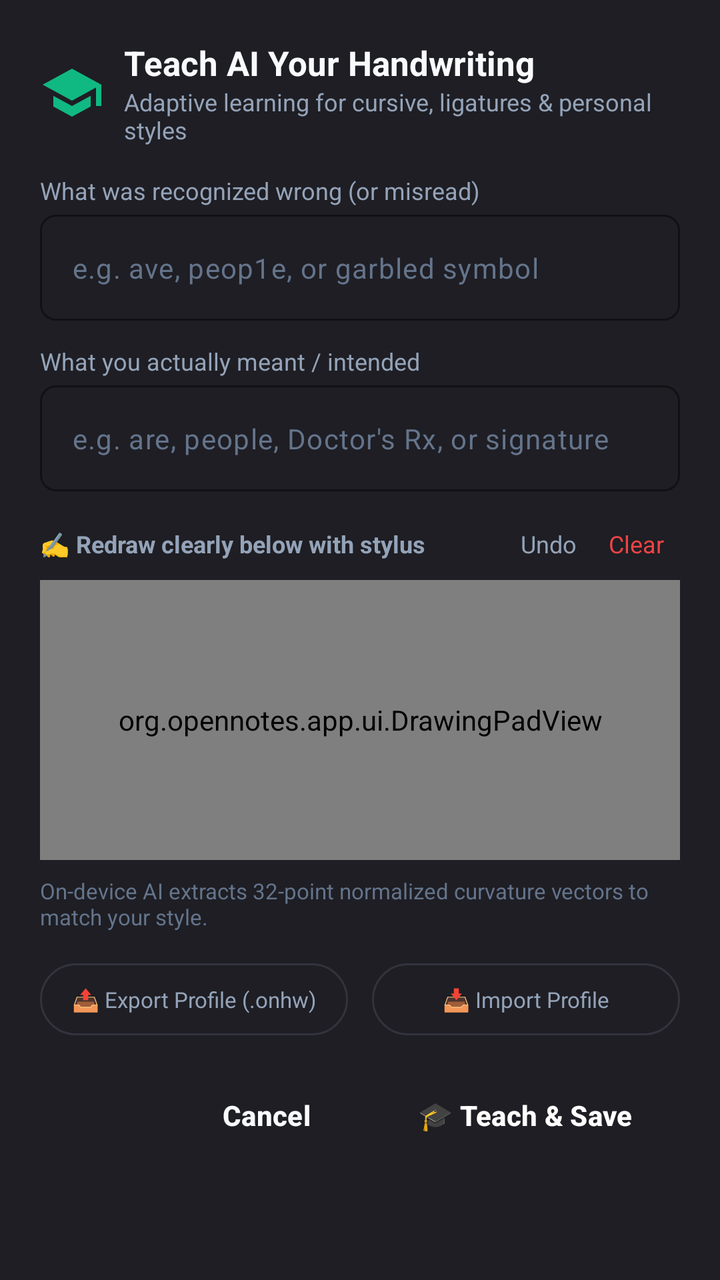
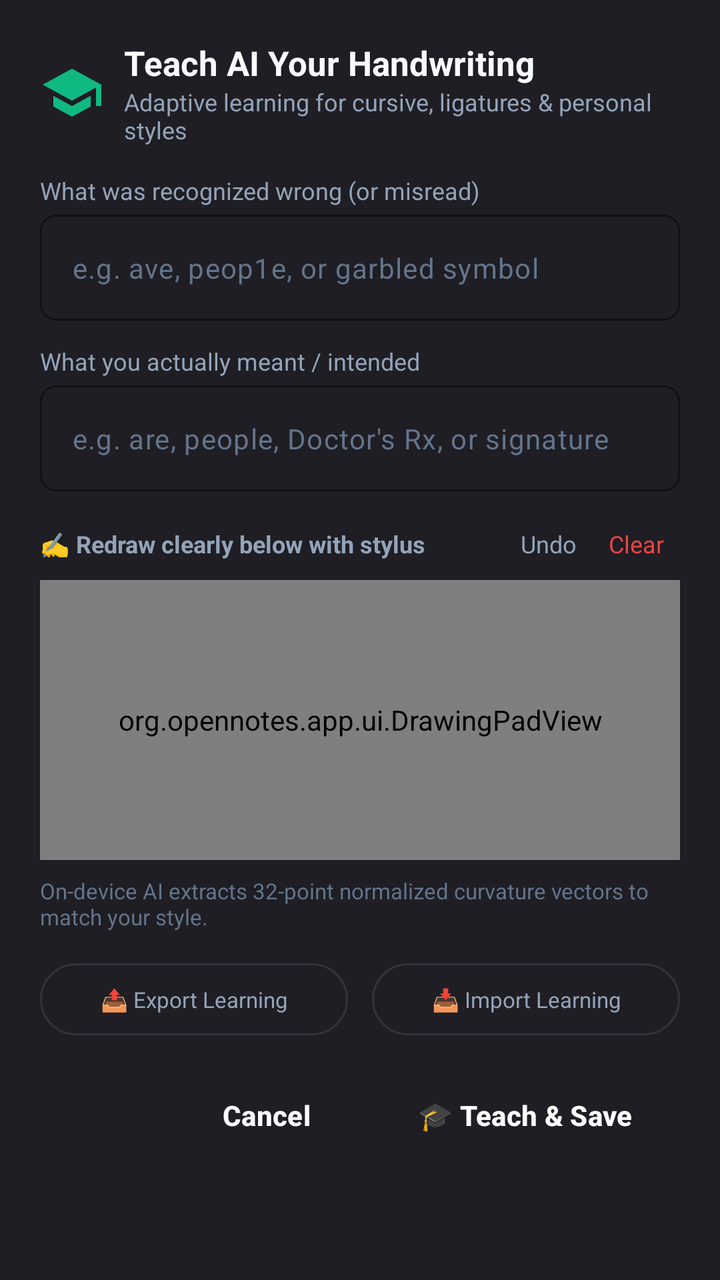

The first picture is an Android layout as it rendered before a commit; the second is the same layout after the commit. The layout source and the unified diff follow.
<!-- AndroidManifest.xml: application theme Theme.OpenNotes -->
<!-- res/layout/dialog_teach_handwriting.xml -->
<?xml version="1.0" encoding="utf-8"?>
<ScrollView xmlns:android="http://schemas.android.com/apk/res/android"
    xmlns:app="http://schemas.android.com/apk/res-auto"
    android:layout_width="match_parent"
    android:layout_height="wrap_content"
    android:background="@color/surface">

    <LinearLayout
        android:layout_width="match_parent"
        android:layout_height="wrap_content"
        android:orientation="vertical"
        android:padding="20dp">

        
        <LinearLayout
            android:layout_width="match_parent"
            android:layout_height="wrap_content"
            android:gravity="center_vertical"
            android:orientation="horizontal"
            android:layout_marginBottom="14dp">

            <ImageView
                android:layout_width="32dp"
                android:layout_height="32dp"
                android:src="@drawable/ic_teach"
                app:tint="#10B981"
                android:layout_marginEnd="10dp" />

            <LinearLayout
                android:layout_width="0dp"
                android:layout_height="wrap_content"
                android:layout_weight="1"
                android:orientation="vertical">

                <TextView
                    android:layout_width="wrap_content"
                    android:layout_height="wrap_content"
                    android:text="Teach AI Your Handwriting"
                    android:textColor="@color/text_primary"
                    android:textSize="17sp"
                    android:textStyle="bold" />

                <TextView
                    android:layout_width="wrap_content"
                    android:layout_height="wrap_content"
                    android:text="Adaptive learning for cursive, ligatures &amp; personal styles"
                    android:textColor="@color/text_secondary"
                    android:textSize="12sp" />
            </LinearLayout>
        </LinearLayout>

        
        <TextView
            android:id="@+id/textTeachSelectionNotice"
            android:layout_width="match_parent"
            android:layout_height="wrap_content"
            android:background="@drawable/bg_floating_pill"
            android:paddingHorizontal="12dp"
            android:paddingVertical="8dp"
            android:layout_marginBottom="14dp"
            android:textColor="#38BDF8"
            android:textSize="12sp"
            android:text="💡 Lasso selected content on page will be replaced upon teaching."
            android:visibility="gone" />

        
        <TextView
            android:layout_width="wrap_content"
            android:layout_height="wrap_content"
            android:text="What was recognized wrong (or misread)"
            android:textColor="@color/text_secondary"
            android:textSize="12sp"
            android:layout_marginBottom="4dp" />

        <com.google.android.material.textfield.TextInputLayout
            android:layout_width="match_parent"
            android:layout_height="wrap_content"
            android:layout_marginBottom="12dp"
            app:boxBackgroundColor="#1E1E24"
            app:boxCornerRadiusBottomEnd="8dp"
            app:boxCornerRadiusBottomStart="8dp"
            app:boxCornerRadiusTopEnd="8dp"
            app:boxCornerRadiusTopStart="8dp"
            app:boxStrokeColor="#38BDF8"
            app:hintEnabled="false">

            <com.google.android.material.textfield.TextInputEditText
                android:id="@+id/editTeachWrongText"
                android:layout_width="match_parent"
                android:layout_height="wrap_content"
                android:hint="e.g. ave, peop1e, or garbled symbol"
                android:textColor="@color/text_primary"
                android:textColorHint="@color/text_tertiary"
                android:textSize="14sp"
                android:singleLine="true" />
        </com.google.android.material.textfield.TextInputLayout>

        
        <TextView
            android:layout_width="wrap_content"
            android:layout_height="wrap_content"
            android:text="What you actually meant / intended"
            android:textColor="@color/text_secondary"
            android:textSize="12sp"
            android:layout_marginBottom="4dp" />

        <com.google.android.material.textfield.TextInputLayout
            android:layout_width="match_parent"
            android:layout_height="wrap_content"
            android:layout_marginBottom="14dp"
            app:boxBackgroundColor="#1E1E24"
            app:boxCornerRadiusBottomEnd="8dp"
            app:boxCornerRadiusBottomStart="8dp"
            app:boxCornerRadiusTopEnd="8dp"
            app:boxCornerRadiusTopStart="8dp"
            app:boxStrokeColor="#10B981"
            app:hintEnabled="false">

            <com.google.android.material.textfield.TextInputEditText
                android:id="@+id/editTeachIntendedText"
                android:layout_width="match_parent"
                android:layout_height="wrap_content"
                android:hint="e.g. are, people, Doctor's Rx, or signature"
                android:textColor="@color/text_primary"
                android:textColorHint="@color/text_tertiary"
                android:textSize="14sp"
                android:singleLine="true" />
        </com.google.android.material.textfield.TextInputLayout>

        
        <LinearLayout
            android:layout_width="match_parent"
            android:layout_height="wrap_content"
            android:orientation="horizontal"
            android:gravity="center_vertical"
            android:layout_marginBottom="6dp">

            <TextView
                android:layout_width="0dp"
                android:layout_height="wrap_content"
                android:layout_weight="1"
                android:text="✍️ Redraw clearly below with stylus"
                android:textColor="@color/text_secondary"
                android:textSize="12sp"
                android:textStyle="bold" />

            <TextView
                android:id="@+id/btnTeachPadUndo"
                android:layout_width="wrap_content"
                android:layout_height="wrap_content"
                android:paddingHorizontal="8dp"
                android:paddingVertical="4dp"
                android:text="Undo"
                android:textColor="@color/text_secondary"
                android:textSize="12sp"
                android:background="?selectableItemBackgroundBorderless" />

            <TextView
                android:id="@+id/btnTeachPadClear"
                android:layout_width="wrap_content"
                android:layout_height="wrap_content"
                android:paddingHorizontal="8dp"
                android:paddingVertical="4dp"
                android:text="Clear"
                android:textColor="#EF4444"
                android:textSize="12sp"
                android:background="?selectableItemBackgroundBorderless" />
        </LinearLayout>

        
        <FrameLayout
            android:layout_width="match_parent"
            android:layout_height="140dp"
            android:background="#16161A"
            android:layout_marginBottom="8dp">

            <org.opennotes.app.ui.DrawingPadView
                android:id="@+id/teachDrawingPad"
                android:layout_width="match_parent"
                android:layout_height="match_parent" />
        </FrameLayout>

        <TextView
            android:id="@+id/textTeachModelStats"
            android:layout_width="match_parent"
            android:layout_height="wrap_content"
            android:text="On-device AI extracts 32-point normalized curvature vectors to match your style."
            android:textColor="@color/text_tertiary"
            android:textSize="11sp"
            android:layout_marginBottom="16dp" />

        
        <LinearLayout
            android:layout_width="match_parent"
            android:layout_height="wrap_content"
            android:orientation="horizontal"
            android:gravity="center_vertical"
            android:layout_marginBottom="16dp">

            <TextView
                android:id="@+id/btnExportProfile"
                android:layout_width="0dp"
                android:layout_height="36dp"
                android:layout_weight="1"
                android:gravity="center"
                android:text="📤 Export Profile (.onhw)"
                android:textColor="@color/text_secondary"
                android:textSize="11sp"
                android:background="@drawable/bg_floating_pill"
                android:layout_marginEnd="6dp" />

            <TextView
                android:id="@+id/btnImportProfile"
                android:layout_width="0dp"
                android:layout_height="36dp"
                android:layout_weight="1"
                android:gravity="center"
                android:text="📥 Import Profile"
                android:textColor="@color/text_secondary"
                android:textSize="11sp"
                android:background="@drawable/bg_floating_pill"
                android:layout_marginStart="6dp" />
        </LinearLayout>

        
        <LinearLayout
            android:layout_width="match_parent"
            android:layout_height="wrap_content"
            android:orientation="horizontal"
            android:gravity="end">

            <Button
                android:id="@+id/btnTeachCancel"
                style="@style/Widget.Material3.Button.TextButton"
                android:layout_width="wrap_content"
                android:layout_height="wrap_content"
                android:text="Cancel"
                android:textColor="@color/text_primary"
                android:textStyle="bold" />

            <Button
                android:id="@+id/btnTeachSave"
                style="@style/Widget.Material3.Button"
                android:layout_width="wrap_content"
                android:layout_height="wrap_content"
                android:text="🎓 Teach &amp; Save"
                android:textColor="#FFFFFF"
                android:textStyle="bold"
                app:backgroundTint="#10B981"
                android:layout_marginStart="8dp" />
        </LinearLayout>
    </LinearLayout>
</ScrollView>
<!-- resources referenced by this layout -->
<resources>
  <color name="surface">#1E1E24</color>
  <color name="text_primary">#F8FAFC</color>
  <color name="text_secondary">#94A3B8</color>
  <color name="text_tertiary">#64748B</color>
  <!-- drawable bg_floating_pill (drawable) -->
  <?xml version="1.0" encoding="utf-8"?>
  <shape xmlns:android="http://schemas.android.com/apk/res/android"
      android:shape="rectangle">
      <corners android:radius="24dp" />
      <solid android:color="@color/surface" />
      <stroke
          android:width="1dp"
          android:color="@color/divider" />
  </shape>
  <!-- drawable ic_teach (drawable) -->
  <vector xmlns:android="http://schemas.android.com/apk/res/android"
      android:width="24dp"
      android:height="24dp"
      android:viewportWidth="24"
      android:viewportHeight="24">
    <path
        android:fillColor="@android:color/white"
        android:pathData="M5,13.18v4L12,21l7,-3.82v-4L12,17l-7,-3.82zM12,3L1,9l11,6 9,-4.91V17h2V9L12,3z"/>
  </vector>
  <color name="divider">#33333E</color>
  <color name="accent">#38BDF8</color>
  <color name="accent_light">#1E293B</color>
  <color name="accent_blue">#3B82F6</color>
  <color name="surface_variant">#2A2A32</color>
  <color name="window_background">#121214</color>
  <style name="ThemeOverlay.OpenNotes.MaterialAlertDialog" parent="ThemeOverlay.Material3.MaterialAlertDialog">
          <item name="colorSurface">@color/surface_card</item>
          <item name="colorOnSurface">@color/text_primary</item>
          <item name="colorOnSurfaceVariant">@color/text_secondary</item>
          <item name="colorPrimary">@color/accent</item>
          <item name="colorOnPrimary">#FFFFFF</item>
  
          
          <item name="buttonBarPositiveButtonStyle">@style/Widget.OpenNotes.DialogButton.Positive</item>
          <item name="buttonBarNegativeButtonStyle">@style/Widget.OpenNotes.DialogButton.Negative</item>
          <item name="buttonBarNeutralButtonStyle">@style/Widget.OpenNotes.DialogButton.Neutral</item>
          <item name="android:buttonBarPositiveButtonStyle">@style/Widget.OpenNotes.DialogButton.Positive</item>
          <item name="android:buttonBarNegativeButtonStyle">@style/Widget.OpenNotes.DialogButton.Negative</item>
          <item name="android:buttonBarNeutralButtonStyle">@style/Widget.OpenNotes.DialogButton.Neutral</item>
      </style>
  <color name="surface_card">#24242B</color>
  <style name="Widget.OpenNotes.DialogButton.Positive" parent="Widget.Material3.Button.TextButton.Dialog">
          <item name="android:textColor">@color/accent</item>
          <item name="android:textStyle">bold</item>
          <item name="android:textSize">14sp</item>
          <item name="android:textAllCaps">false</item>
      </style>
  <style name="Widget.OpenNotes.DialogButton.Negative" parent="Widget.Material3.Button.TextButton.Dialog">
          <item name="android:textColor">@color/text_primary</item>
          <item name="android:textStyle">bold</item>
          <item name="android:textSize">14sp</item>
          <item name="android:textAllCaps">false</item>
      </style>
  <style name="Widget.OpenNotes.DialogButton.Neutral" parent="Widget.Material3.Button.TextButton.Dialog">
          <item name="android:textColor">@color/text_secondary</item>
          <item name="android:textSize">14sp</item>
          <item name="android:textAllCaps">false</item>
      </style>
  <!-- unchanged entries left out for length: 1 -->
</resources>

<!-- the commit's change to res/layout/dialog_teach_handwriting.xml (unified diff, before → after) -->
@@ -203,7 +203,7 @@
                 android:layout_height="36dp"
                 android:layout_weight="1"
                 android:gravity="center"
-                android:text="📤 Export Profile (.onhw)"
+            android:text="📤 Export Learning"
                 android:textColor="@color/text_secondary"
                 android:textSize="11sp"
                 android:background="@drawable/bg_floating_pill"
@@ -215,7 +215,7 @@
                 android:layout_height="36dp"
                 android:layout_weight="1"
                 android:gravity="center"
-                android:text="📥 Import Profile"
+            android:text="📥 Import Learning"
                 android:textColor="@color/text_secondary"
                 android:textSize="11sp"
                 android:background="@drawable/bg_floating_pill"
